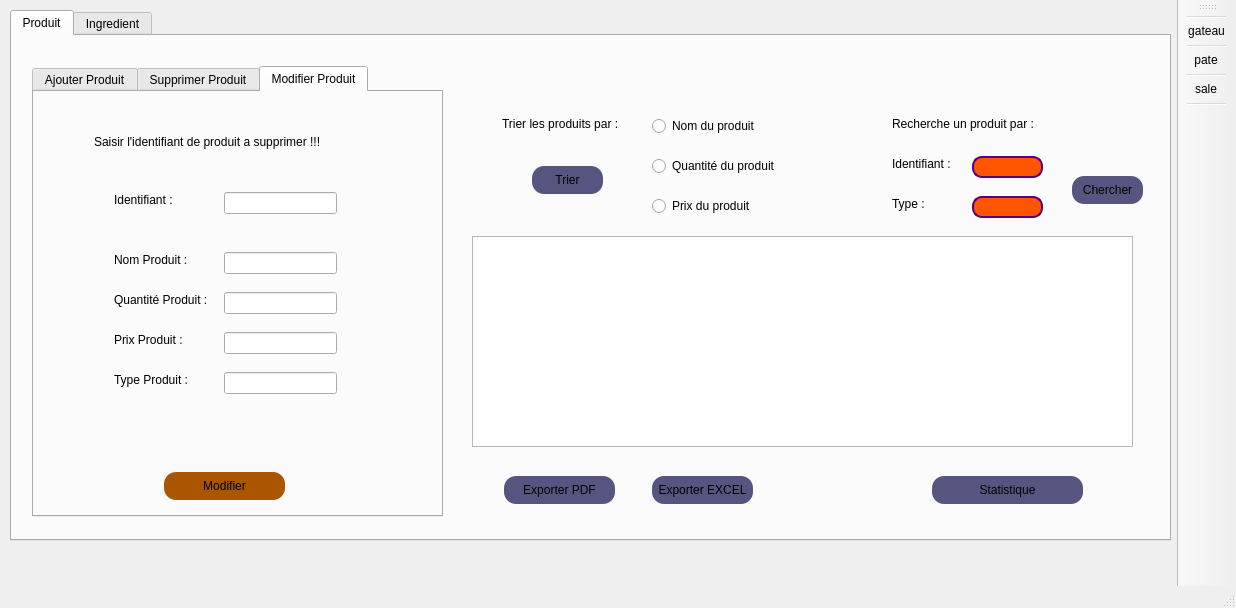
First picture: the form in produit_ingredient/produit_ingredient.ui, repository ramy25bh3/Pastry_Plus, before the edit.
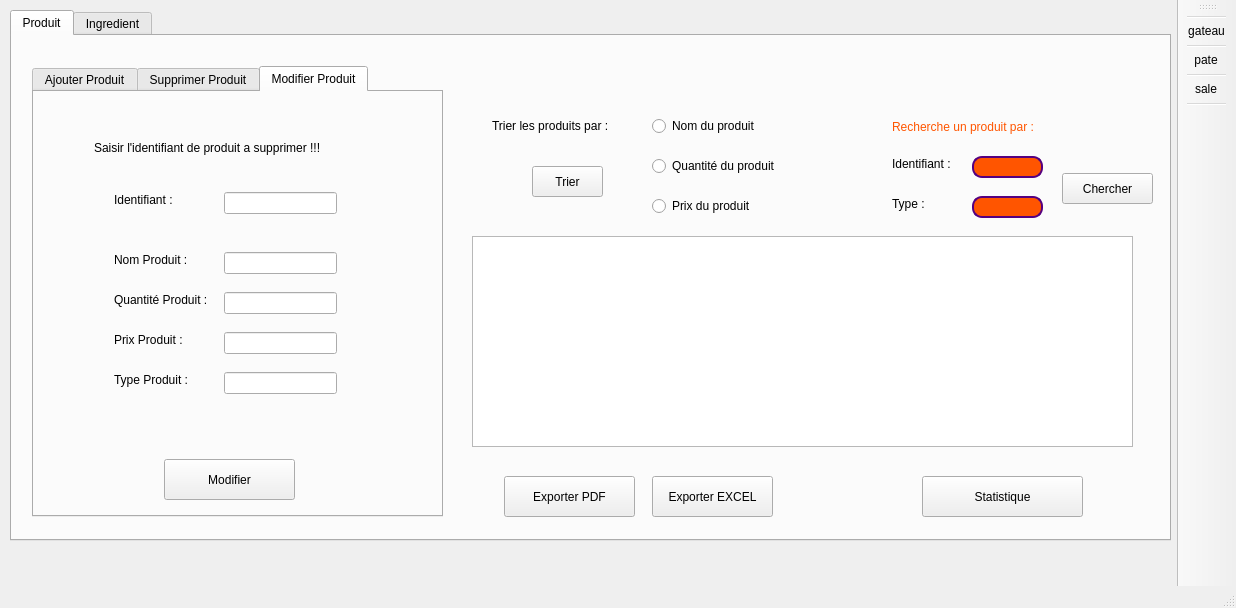
Second picture: the form after the edit. The open tabs and pages were chosen to show the change. Icons and pictures are not drawn.

The edit to the form file:
```diff
--- a/produit_ingredient/produit_ingredient.ui
+++ b/produit_ingredient/produit_ingredient.ui
@@ -42,6 +42,9 @@
         <height>451</height>
        </rect>
       </property>
+      <property name="styleSheet">
+       <string notr="true"/>
+      </property>
       <property name="currentIndex">
        <number>2</number>
       </property>
@@ -369,8 +372,8 @@
          <rect>
           <x>60</x>
           <y>40</y>
-          <width>261</width>
-          <height>20</height>
+          <width>291</width>
+          <height>31</height>
          </rect>
         </property>
         <property name="text">
@@ -431,30 +434,13 @@
         <property name="geometry">
          <rect>
           <x>130</x>
-          <y>380</y>
-          <width>121</width>
-          <height>28</height>
+          <y>367</y>
+          <width>131</width>
+          <height>41</height>
          </rect>
         </property>
         <property name="styleSheet">
-         <string notr="true">QPushButton
-{
-border-radius: 12px;
-background-color:rgb(170, 85, 0);
-color: rgb(0, 0, 0);
-
-
-}
-
-QPushButton:hover
-{
-
-background-color:rgb(0, 170, 127);
-color: rgb(255, 230, 250);
-
-
-}
-</string>
+         <string notr="true"/>
         </property>
         <property name="text">
          <string>Modifier</string>
@@ -475,12 +461,15 @@
      <widget class="QLabel" name="label_16">
       <property name="geometry">
        <rect>
-        <x>490</x>
+        <x>480</x>
         <y>80</y>
-        <width>131</width>
-        <height>16</height>
+        <width>161</width>
+        <height>20</height>
        </rect>
       </property>
+      <property name="styleSheet">
+       <string notr="true"/>
+      </property>
       <property name="text">
        <string>Trier les produits par :</string>
       </property>
@@ -529,10 +518,13 @@
        <rect>
         <x>880</x>
         <y>80</y>
-        <width>171</width>
-        <height>16</height>
+        <width>191</width>
+        <height>21</height>
        </rect>
       </property>
+      <property name="styleSheet">
+       <string notr="true">color: rgb(255, 85, 0);</string>
+      </property>
       <property name="text">
        <string>Recherche un produit par :</string>
       </property>
@@ -562,7 +554,7 @@
        <rect>
         <x>880</x>
         <y>120</y>
-        <width>71</width>
+        <width>81</width>
         <height>16</height>
        </rect>
       </property>
@@ -606,30 +598,14 @@
      <widget class="QPushButton" name="chercher_produit">
       <property name="geometry">
        <rect>
-        <x>1060</x>
-        <y>140</y>
-        <width>71</width>
-        <height>28</height>
+        <x>1050</x>
+        <y>137</y>
+        <width>91</width>
+        <height>31</height>
        </rect>
       </property>
       <property name="styleSheet">
-       <string notr="true">QPushButton
-{
-border-radius: 12px;
-background-color:rgb(85, 85, 127);
-color: rgb(0, 0, 0);
-
-
-}
-
-QPushButton:hover
-{
-
-background-color:rgb(255, 85, 0);
-color: rgb(255, 230, 250);
-
-
-}</string>
+       <string notr="true"/>
       </property>
       <property name="text">
        <string>Chercher</string>
@@ -641,27 +617,11 @@
         <x>520</x>
         <y>130</y>
         <width>71</width>
-        <height>28</height>
+        <height>31</height>
        </rect>
       </property>
       <property name="styleSheet">
-       <string notr="true">QPushButton
-{
-border-radius: 12px;
-background-color:rgb(85, 85, 127);
-color: rgb(0, 0, 0);
-
-
-}
-
-QPushButton:hover
-{
-
-background-color:rgb(255, 85, 0);
-color: rgb(255, 230, 250);
-
-
-}</string>
+       <string notr="true"/>
       </property>
       <property name="text">
        <string>Trier</string>
@@ -683,30 +643,14 @@
      <widget class="QPushButton" name="stat_P">
       <property name="geometry">
        <rect>
-        <x>920</x>
+        <x>910</x>
         <y>440</y>
-        <width>151</width>
-        <height>28</height>
+        <width>161</width>
+        <height>41</height>
        </rect>
       </property>
       <property name="styleSheet">
-       <string notr="true">QPushButton
-{
-border-radius: 12px;
-background-color:rgb(85, 85, 127);
-color: rgb(0, 0, 0);
-
-
-}
-
-QPushButton:hover
-{
-
-background-color:rgb(255, 85, 0);
-color: rgb(255, 230, 250);
-
-
-}</string>
+       <string notr="true"/>
       </property>
       <property name="text">
        <string>Statistique</string>
@@ -717,28 +661,13 @@
        <rect>
         <x>640</x>
         <y>440</y>
-        <width>101</width>
-        <height>28</height>
+        <width>121</width>
+        <height>41</height>
        </rect>
       </property>
       <property name="styleSheet">
-       <string notr="true">QPushButton
-{
-border-radius: 12px;
-background-color:rgb(85, 85, 127);
-color: rgb(0, 0, 0);
-
-
-}
-
-QPushButton:hover
-{
-
-background-color:rgb(255, 85, 0);
-color: rgb(255, 230, 250);
-
-
-}</string>
+       <string notr="true">
+</string>
       </property>
       <property name="text">
        <string>Exporter EXCEL</string>
@@ -749,28 +678,12 @@
        <rect>
         <x>492</x>
         <y>440</y>
-        <width>111</width>
-        <height>28</height>
+        <width>131</width>
+        <height>41</height>
        </rect>
       </property>
       <property name="styleSheet">
-       <string notr="true">QPushButton
-{
-border-radius: 12px;
-background-color:rgb(85, 85, 127);
-color: rgb(0, 0, 0);
-
-
-}
-
-QPushButton:hover
-{
-
-background-color:rgb(255, 85, 0);
-color: rgb(255, 230, 250);
-
-
-}</string>
+       <string notr="true"/>
       </property>
       <property name="text">
        <string>Exporter PDF</string>
@@ -779,15 +692,15 @@
      <widget class="QLabel" name="date_P">
       <property name="geometry">
        <rect>
-        <x>690</x>
-        <y>0</y>
+        <x>750</x>
+        <y>10</y>
         <width>231</width>
         <height>31</height>
        </rect>
       </property>
       <property name="font">
        <font>
-        <pointsize>15</pointsize>
+        <pointsize>30</pointsize>
         <weight>75</weight>
         <bold>true</bold>
        </font>
@@ -799,15 +712,15 @@
      <widget class="QLabel" name="digital_date_P">
       <property name="geometry">
        <rect>
-        <x>730</x>
-        <y>40</y>
+        <x>790</x>
+        <y>30</y>
         <width>151</width>
         <height>31</height>
        </rect>
       </property>
       <property name="font">
        <font>
-        <pointsize>15</pointsize>
+        <pointsize>30</pointsize>
        </font>
       </property>
       <property name="text">
```
Left out of the diff: 262 changed lines with no effect on the pictures.
